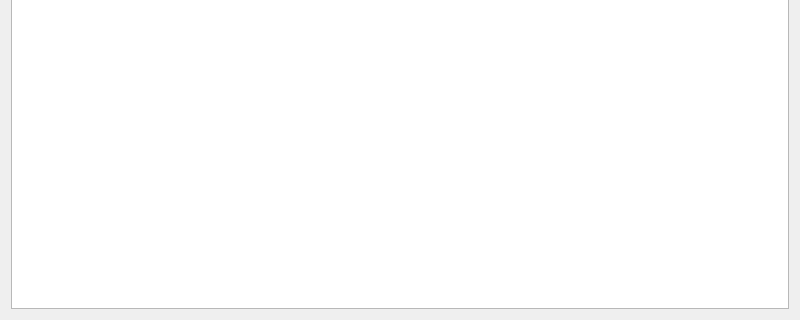
Before: the Qt Designer form main.ui in DimasikZlt/Coffee_shop, drawn with Qt 5; both pictures show x 0 to 800 and y 280 to 600 of the 800 by 600 pixel window.
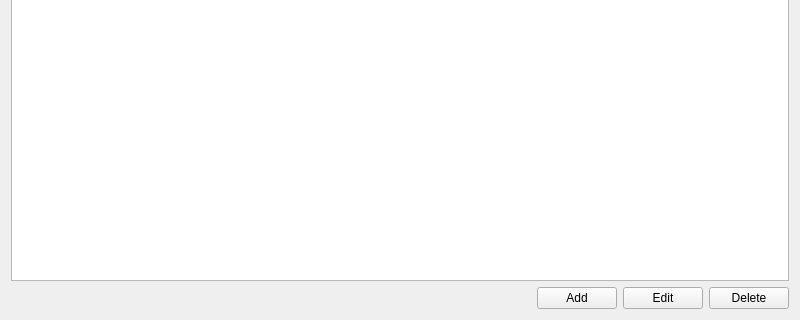
After: the same form once the commit is applied.

The edit to the form file:
```diff
--- a/main.ui
+++ b/main.ui
@@ -17,6 +17,44 @@
    <item>
     <widget class="QTableWidget" name="tableWidget"/>
    </item>
+   <item>
+    <layout class="QHBoxLayout" name="horizontalLayout">
+     <item>
+      <spacer name="horizontalSpacer">
+       <property name="orientation">
+        <enum>Qt::Horizontal</enum>
+       </property>
+       <property name="sizeHint" stdset="0">
+        <size>
+         <width>40</width>
+         <height>20</height>
+        </size>
+       </property>
+      </spacer>
+     </item>
+     <item>
+      <widget class="QPushButton" name="btn_add">
+       <property name="text">
+        <string>Add</string>
+       </property>
+      </widget>
+     </item>
+     <item>
+      <widget class="QPushButton" name="btn_edit">
+       <property name="text">
+        <string>Edit</string>
+       </property>
+      </widget>
+     </item>
+     <item>
+      <widget class="QPushButton" name="btn_delete">
+       <property name="text">
+        <string>Delete</string>
+       </property>
+      </widget>
+     </item>
+    </layout>
+   </item>
   </layout>
  </widget>
  <resources/>
```
